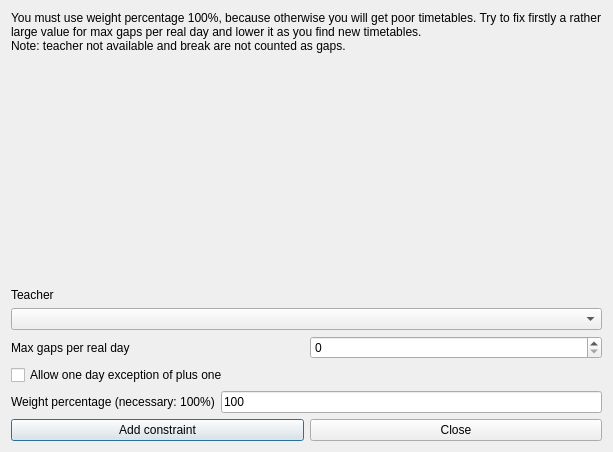
Before: the Qt Designer form fet/src/interface/addconstraintteachermaxgapsperrealdayform_template.ui in vonmecheln/fet, drawn with Qt 5.
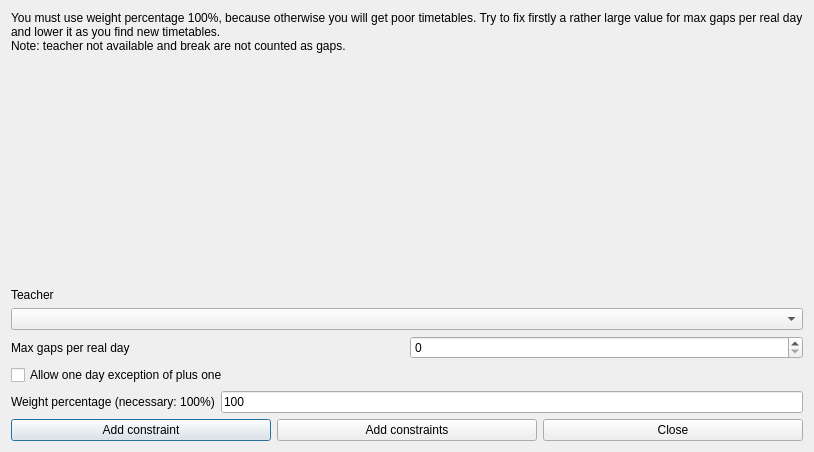
After: the same form once the commit is applied.

```diff
--- a/fet/src/interface/addconstraintteachermaxgapsperrealdayform_template.ui
+++ b/fet/src/interface/addconstraintteachermaxgapsperrealdayform_template.ui
@@ -6,7 +6,7 @@
    <rect>
     <x>0</x>
     <y>0</y>
-    <width>613</width>
+    <width>814</width>
     <height>452</height>
    </rect>
   </property>
@@ -146,6 +146,13 @@
        </property>
       </widget>
      </item>
+     <item>
+      <widget class="QPushButton" name="addConstraintsPushButton">
+       <property name="text">
+        <string>Add constraints</string>
+       </property>
+      </widget>
+     </item>
      <item>
       <widget class="QPushButton" name="closePushButton">
        <property name="text">
```
